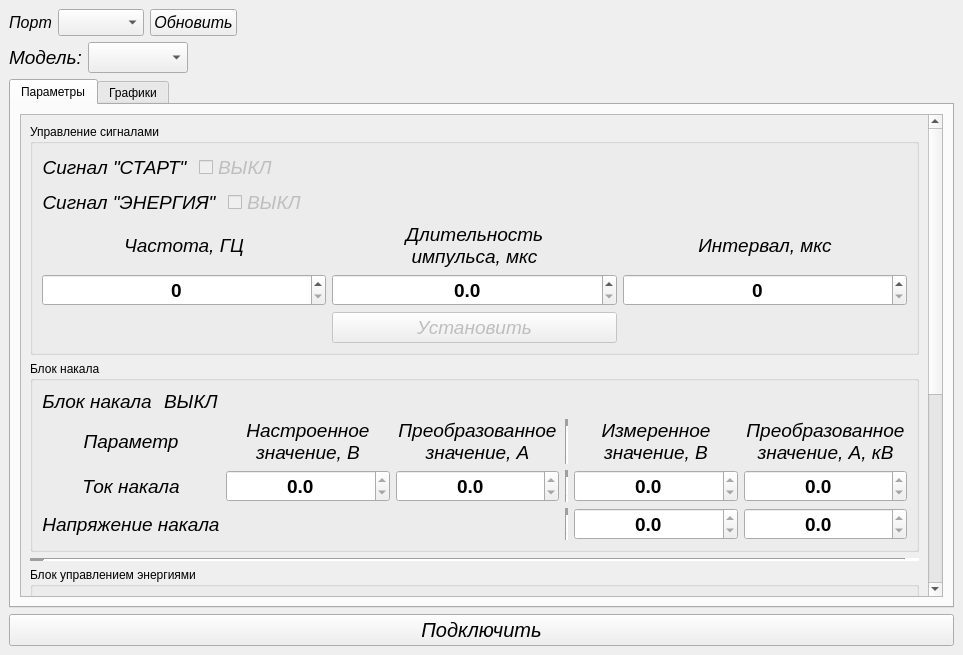
First picture: the form in mainwindow.ui, repository Sergey-pixel-dev/controller_qt, before the edit.
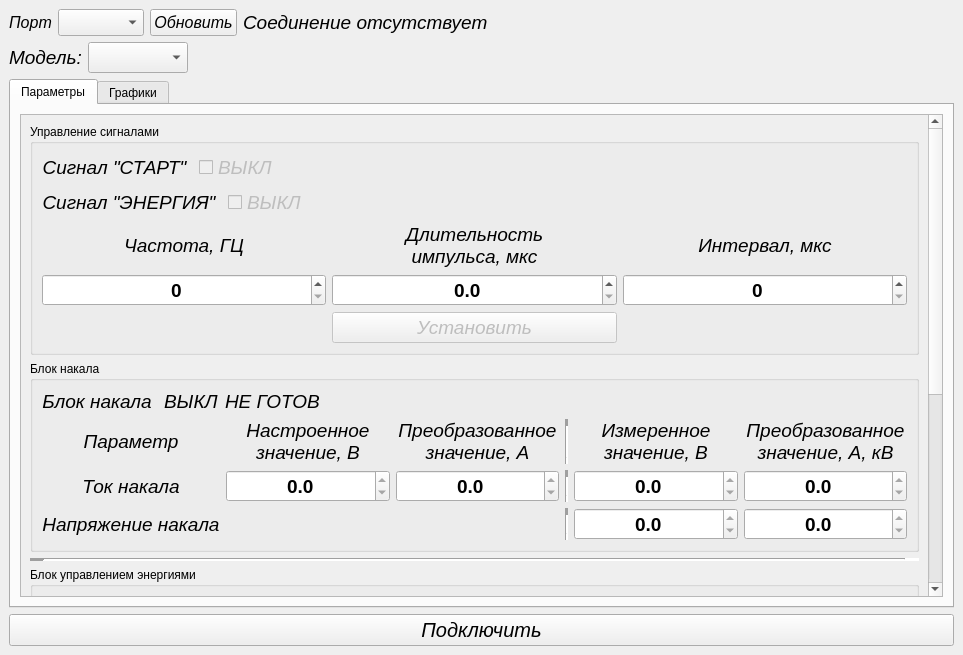
Second picture: the form after the edit. Custom widgets are drawn as their Qt base class.

Commit message: добавлены еще цифровые пины - блок готов

```diff
--- a/mainwindow.ui
+++ b/mainwindow.ui
@@ -71,6 +71,19 @@
         </property>
        </widget>
       </item>
+      <item>
+       <widget class="QLabel" name="label_4">
+        <property name="font">
+         <font>
+          <pointsize>14</pointsize>
+          <italic>true</italic>
+         </font>
+        </property>
+        <property name="text">
+         <string>Соединение отсутствует</string>
+        </property>
+       </widget>
+      </item>
       <item>
        <spacer name="horizontalSpacer_8">
         <property name="orientation">
@@ -169,7 +182,7 @@
            <property name="geometry">
             <rect>
              <x>0</x>
-             <y>0</y>
+             <y>-76</y>
              <width>907</width>
              <height>924</height>
             </rect>
@@ -497,6 +510,19 @@
                      </property>
                     </widget>
                    </item>
+                   <item>
+                    <widget class="QLabel" name="label_8">
+                     <property name="font">
+                      <font>
+                       <pointsize>14</pointsize>
+                       <italic>true</italic>
+                      </font>
+                     </property>
+                     <property name="text">
+                      <string>НЕ ГОТОВ</string>
+                     </property>
+                    </widget>
+                   </item>
                    <item>
                     <spacer name="horizontalSpacer_3">
                      <property name="orientation">
```
Left out of the diff: 26 changed lines with no effect on the pictures. The commit also changes 4 other files.
